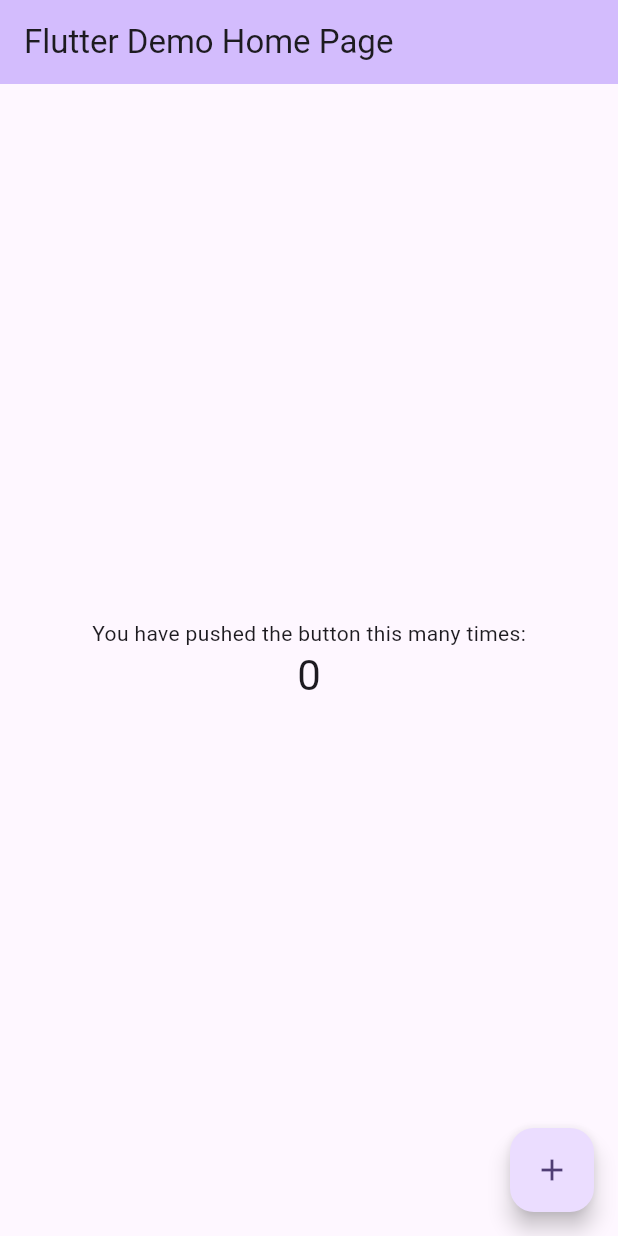
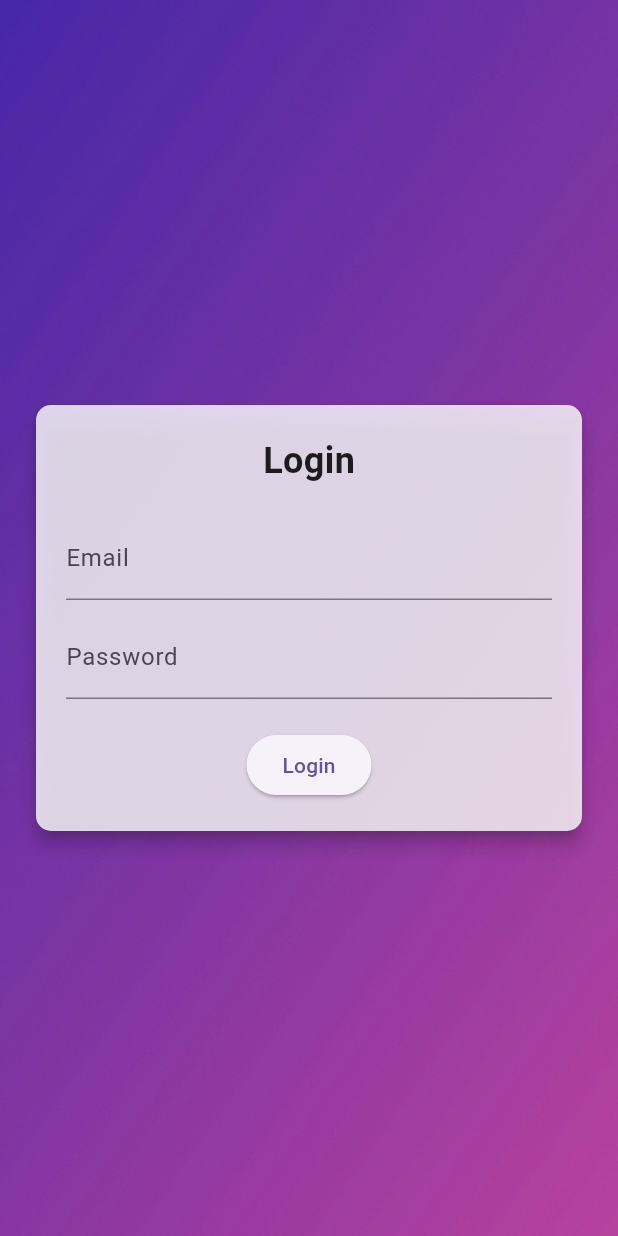
Before and after one commit to AlyAsad/learning-flutter, a Flutter app: the screen it shows after launch, on a phone screen of 412 x 824 dp. Run offline on Flutter 3.47's test engine with Material 3 defaults, Android fonts, the phone set to English and light mode, and no system bars.

Commit message:
Added two pages
Added the login page, and the welcome page. Login page checks if email and password are empty or not, and if not, directs to the welcome page.

```diff
--- a/code/lib/main.dart
+++ b/code/lib/main.dart
@@ -1,125 +1,141 @@
 import 'package:flutter/material.dart';
 
 void main() {
-  runApp(const MyApp());
+  runApp(MyApp());
 }
 
 class MyApp extends StatelessWidget {
-  const MyApp({super.key});
-
-  // This widget is the root of your application.
   @override
   Widget build(BuildContext context) {
     return MaterialApp(
-      title: 'Flutter Demo',
-      theme: ThemeData(
-        // This is the theme of your application.
-        //
-        // TRY THIS: Try running your application with "flutter run". You'll see
-        // the application has a purple toolbar. Then, without quitting the app,
-        // try changing the seedColor in the colorScheme below to Colors.green
-        // and then invoke "hot reload" (save your changes or press the "hot
-        // reload" button in a Flutter-supported IDE, or press "r" if you used
-        // the command line to start the app).
-        //
-        // Notice that the counter didn't reset back to zero; the application
-        // state is not lost during the reload. To reset the state, use hot
-        // restart instead.
-        //
-        // This works for code too, not just values: Most code changes can be
-        // tested with just a hot reload.
-        colorScheme: ColorScheme.fromSeed(seedColor: Colors.deepPurple),
-        useMaterial3: true,
-      ),
-      home: const MyHomePage(title: 'Flutter Demo Home Page'),
+      debugShowCheckedModeBanner: false,
+      title: 'Restaurant Ordering App',
+      home: LoginPage(),
     );
   }
 }
 
-class MyHomePage extends StatefulWidget {
-  const MyHomePage({super.key, required this.title});
-
-  // This widget is the home page of your application. It is stateful, meaning
-  // that it has a State object (defined below) that contains fields that affect
-  // how it looks.
-
-  // This class is the configuration for the state. It holds the values (in this
-  // case the title) provided by the parent (in this case the App widget) and
-  // used by the build method of the State. Fields in a Widget subclass are
-  // always marked "final".
-
-  final String title;
-
+class LoginPage extends StatefulWidget {
   @override
-  State<MyHomePage> createState() => _MyHomePageState();
+  _LoginPageState createState() => _LoginPageState();
 }
 
-class _MyHomePageState extends State<MyHomePage> {
-  int _counter = 0;
+class _LoginPageState extends State<LoginPage> {
+  final _emailController = TextEditingController();
+  final _passwordController = TextEditingController();
+  final _formKey = GlobalKey<FormState>();
 
-  void _incrementCounter() {
-    setState(() {
-      // This call to setState tells the Flutter framework that something has
-      // changed in this State, which causes it to rerun the build method below
-      // so that the display can reflect the updated values. If we changed
-      // _counter without calling setState(), then the build method would not be
-      // called again, and so nothing would appear to happen.
-      _counter++;
-    });
+  void _login() {
+    if (_formKey.currentState!.validate()) {
+      // Navigate to main menu on successful input
+      Navigator.push(
+        context,
+        MaterialPageRoute(builder: (context) => MainMenuPage()),
+      );
+    }
   }
 
   @override
   Widget build(BuildContext context) {
-    // This method is rerun every time setState is called, for instance as done
-    // by the _incrementCounter method above.
-    //
-    // The Flutter framework has been optimized to make rerunning build methods
-    // fast, so that you can just rebuild anything that needs updating rather
-    // than having to individually change instances of widgets.
     return Scaffold(
-      appBar: AppBar(
-        // TRY THIS: Try changing the color here to a specific color (to
-        // Colors.amber, perhaps?) and trigger a hot reload to see the AppBar
-        // change color while the other colors stay the same.
-        backgroundColor: Theme.of(context).colorScheme.inversePrimary,
-        // Here we take the value from the MyHomePage object that was created by
-        // the App.build method, and use it to set our appbar title.
-        title: Text(widget.title),
+      body: Stack(
+        children: [
+          Container(
+            decoration: BoxDecoration(
+              image: DecorationImage(
+                image: AssetImage('assets/background.jpg'),
+                fit: BoxFit.cover,
               ),
-      body: Center(
-        // Center is a layout widget. It takes a single child and positions it
-        // in the middle of the parent.
+            ),
+          ),
+          Center(
+            child: Padding(
+              padding: const EdgeInsets.all(20.0),
+              child: Card(
+                color: Colors.white.withOpacity(0.8),
+                elevation: 5,
+                shape: RoundedRectangleBorder(
+                  borderRadius: BorderRadius.circular(10),
+                ),
+                child: Padding(
+                  padding: const EdgeInsets.all(20.0),
+                  child: Form(
+                    key: _formKey,
                     child: Column(
-          // Column is also a layout widget. It takes a list of children and
-          // arranges them vertically. By default, it sizes itself to fit its
-          // children horizontally, and tries to be as tall as its parent.
-          //
-          // Column has various properties to control how it sizes itself and
-          // how it positions its children. Here we use mainAxisAlignment to
-          // center the children vertically; the main axis here is the vertical
-          // axis because Columns are vertical (the cross axis would be
-          // horizontal).
-          //
-          // TRY THIS: Invoke "debug painting" (choose the "Toggle Debug Paint"
-          // action in the IDE, or press "p" in the console), to see the
-          // wireframe for each widget.
-          mainAxisAlignment: MainAxisAlignment.center,
-          children: <Widget>[
-            const Text(
-              'You have pushed the button this many times:',
+                      mainAxisSize: MainAxisSize.min,
+                      children: [
+                        Text(
+                          'Login',
+                          style: TextStyle(fontSize: 24, fontWeight: FontWeight.bold),
                         ),
-            Text(
-              '$_counter',
-              style: Theme.of(context).textTheme.headlineMedium,
+                        SizedBox(height: 20),
+                        TextFormField(
+                          controller: _emailController,
+                          decoration: InputDecoration(labelText: 'Email'),
+                          validator: (value) {
+                            if (value == null || value.isEmpty) {
+                              return 'Please enter your email';
+                            }
+                            return null;
+                          },
+                        ),
+                        SizedBox(height: 10),
+                        TextFormField(
+                          controller: _passwordController,
+                          decoration: InputDecoration(labelText: 'Password'),
+                          obscureText: true,
+                          validator: (value) {
+                            if (value == null || value.isEmpty) {
+                              return 'Please enter your password';
+                            }
+                            return null;
+                          },
+                        ),
+                        SizedBox(height: 20),
+                        ElevatedButton(
+                          onPressed: _login,
+                          child: Text('Login'),
                         ),
                       ],
                     ),
                   ),
-      floatingActionButton: FloatingActionButton(
-        onPressed: _incrementCounter,
-        tooltip: 'Increment',
-        child: const Icon(Icons.add),
-      ), // This trailing comma makes auto-formatting nicer for build methods.
+                ),
+              ),
+            ),
+          ),
+        ],
+      ),
     );
   }
 }
+
+class MainMenuPage extends StatelessWidget {
+  @override
+  Widget build(BuildContext context) {
+    return Scaffold(
+      body: Stack(
+        children: [
+          Container(
+            decoration: BoxDecoration(
+              image: DecorationImage(
+                image: AssetImage('assets/background.jpg'),
+                fit: BoxFit.cover,
+              ),
+            ),
+          ),
+          Center(
+            child: Text(
+              'Welcome to the Restaurant Ordering App',
+              style: TextStyle(
+                color: Colors.white,
+                fontSize: 24,
+                fontWeight: FontWeight.bold,
+              ),
+              textAlign: TextAlign.center,
+            ),
+          ),
+        ],
+      ),
+    );
+  }
+}
--- a/code/pubspec.yaml
+++ b/code/pubspec.yaml
@@ -52,6 +52,8 @@ dev_dependencies:
 
 # The following section is specific to Flutter packages.
 flutter:
+  assets:
+  - assets/background.jpg
 
   # The following line ensures that the Material Icons font is
   # included with your application, so that you can use the icons in
```
Also changed, not shown: code/assets/background.jpg (added), 13 other files. Lines whose indentation alone changed are shown as unchanged.
